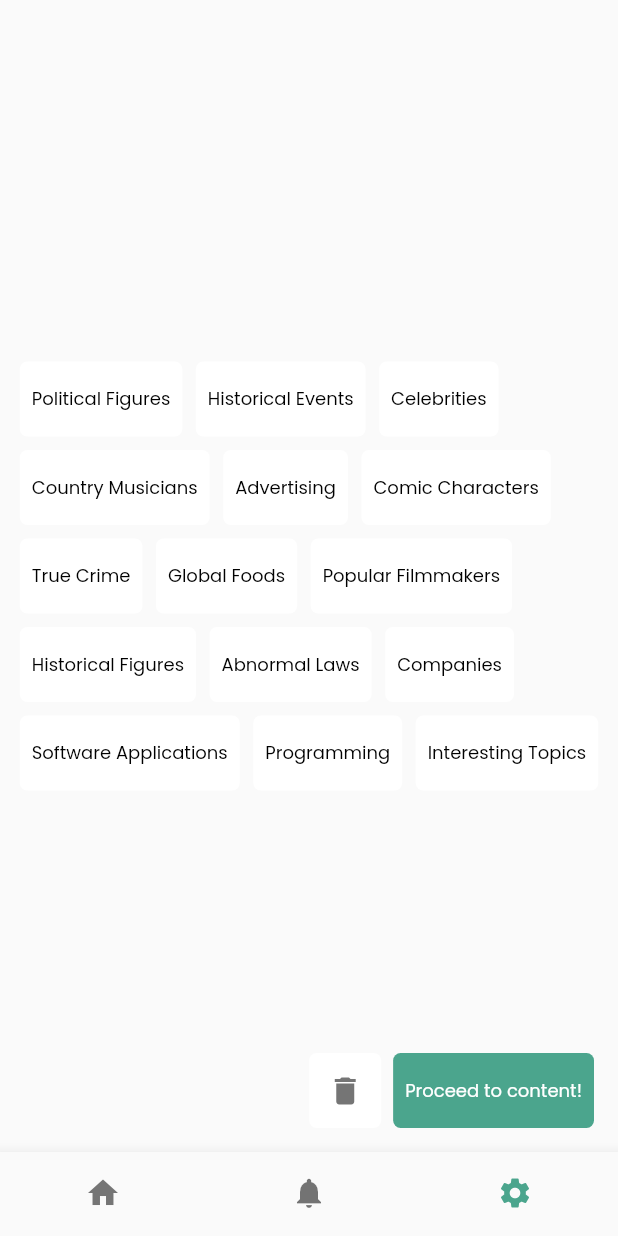
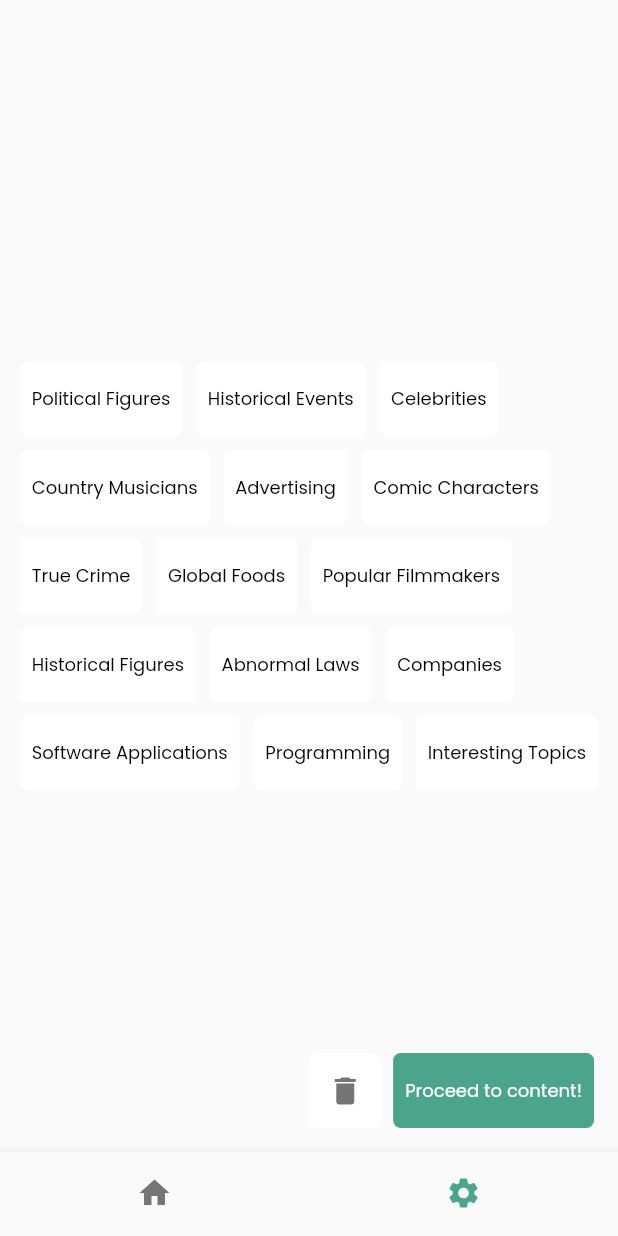
Before and after one commit to Aaryam/benoit, a Flutter app: the PreferencesScreen screen opened directly, on a phone screen of 412 x 824 dp. Run offline on Flutter 3.47's test engine with Material 2 defaults, Android fonts, the phone set to English and light mode, and no system bars; our stand-ins replace shared_preferences; accounts and stored records are empty; project files that could hold a hidden picture were left out.

Commit message:
Removed certain visuals to get ready for Version 1.0 release

```diff
--- a/lib/screens/homescreen.dart
+++ b/lib/screens/homescreen.dart
@@ -53,7 +53,6 @@ class HomeScreenState extends State<HomeScreen> {
         currentIndex: currentNavIndex,
         items: const [
           BottomNavigationBarItem(icon: Icon(Icons.home), label: ''),
-          BottomNavigationBarItem(icon: Icon(Icons.notifications), label: ''),
           BottomNavigationBarItem(icon: Icon(Icons.settings), label: ''),
         ],
         onTap: (int index) {
--- a/lib/screens/preferencescreen.dart
+++ b/lib/screens/preferencescreen.dart
@@ -39,7 +39,6 @@ class PreferencesScreenState extends State<PreferencesScreen> {
                 color: Colors.grey[600],
               ),
               label: ''),
-          BottomNavigationBarItem(icon: Icon(Icons.notifications), label: ''),
           BottomNavigationBarItem(
               icon: Icon(
                 Icons.settings,
```
Also changed, not shown: assets/icons/icon.png, assets/icons/icon1.png (deleted), assets/icons/icon2.png (added), assets/play_store_graphics/play_store_feature_graphic.png (added), flutter_12.png (added), flutter_13.png (added), 26 other files.
